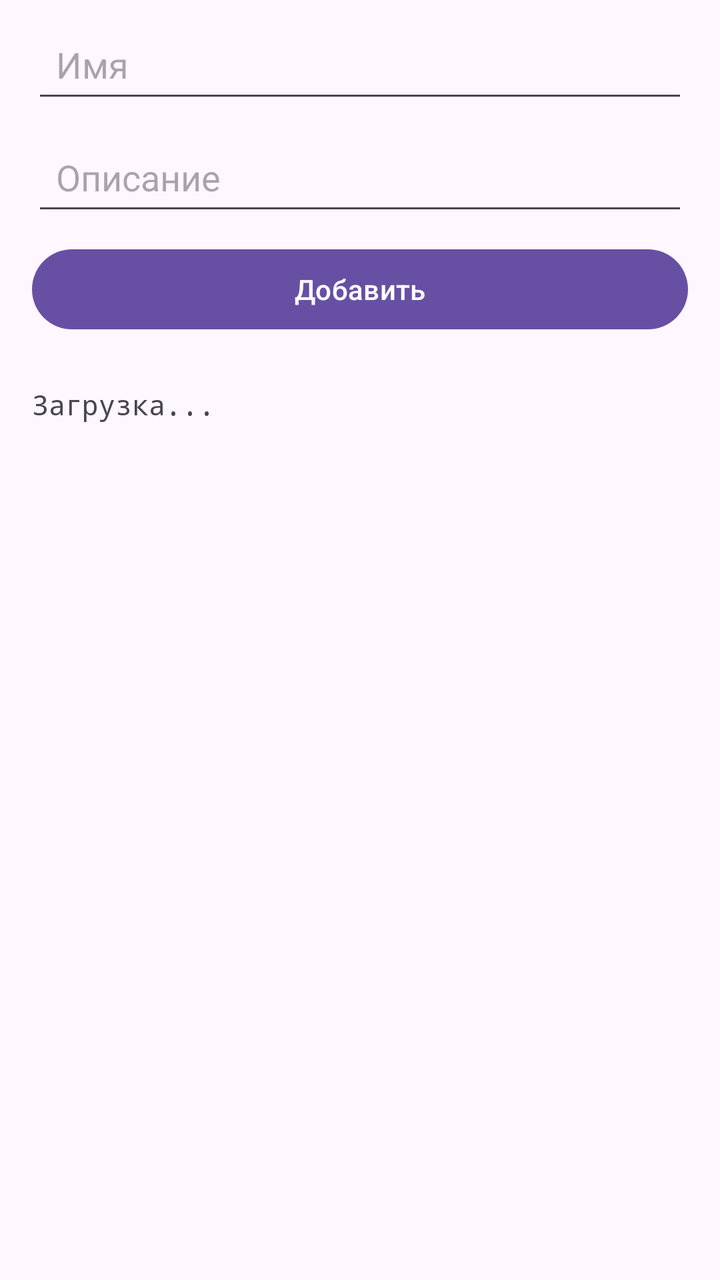
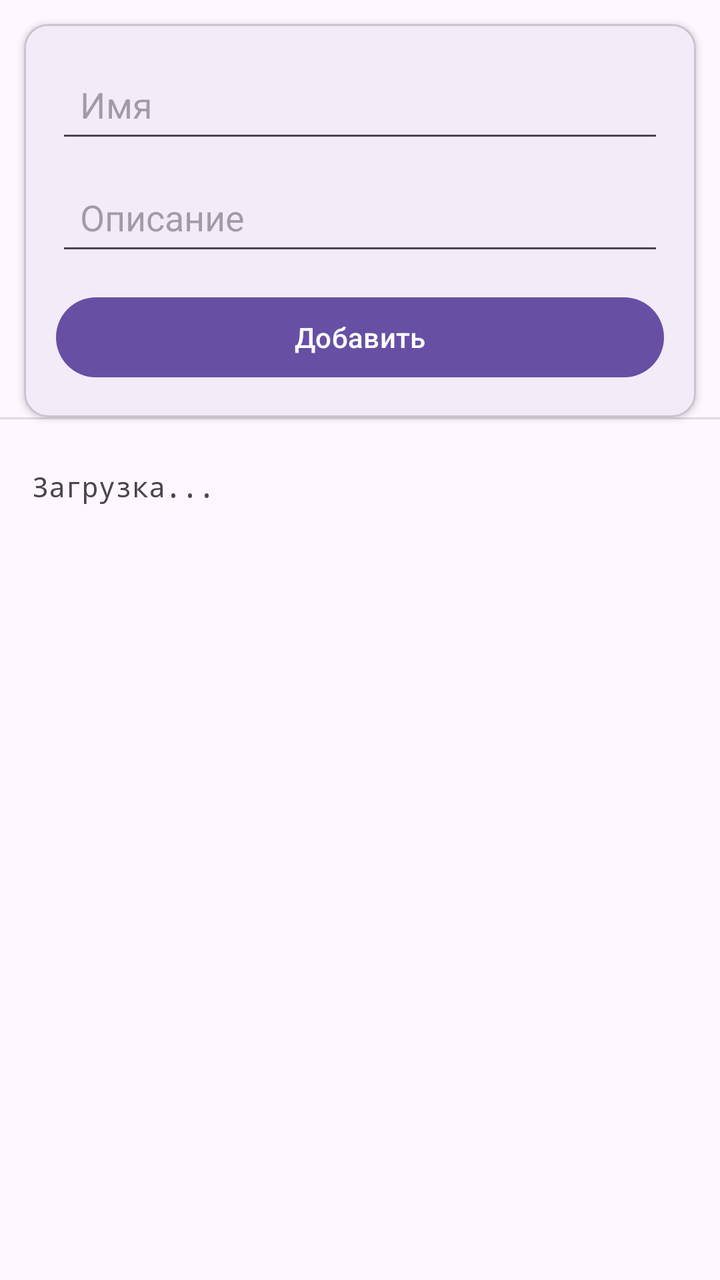

Screens rendered from an Android XML layout before and after an edit, with the pre-edit source and the edit as a unified diff.
<!-- AndroidManifest.xml: application theme Theme.Suol -->
<!-- res/layout/activity_main.xml -->
<?xml version="1.0" encoding="utf-8"?>
<androidx.constraintlayout.widget.ConstraintLayout xmlns:android="http://schemas.android.com/apk/res/android"
    xmlns:app="http://schemas.android.com/apk/res-auto"
    xmlns:tools="http://schemas.android.com/tools"
    android:id="@+id/main"
    android:layout_width="match_parent"
    android:layout_height="match_parent"
    tools:context=".MainActivity">

    <EditText
        android:id="@+id/name_input"
        android:layout_width="0dp"
        android:layout_height="wrap_content"
        android:layout_marginStart="16dp"
        android:layout_marginTop="8dp"
        android:layout_marginEnd="16dp"
        android:hint="@string/name_hint"
        android:inputType="text"
        android:maxLines="1"
        android:padding="12dp"
        app:layout_constraintEnd_toEndOf="parent"
        app:layout_constraintStart_toStartOf="parent"
        app:layout_constraintTop_toTopOf="parent" />

    <EditText
        android:id="@+id/desc_input"
        android:layout_width="0dp"
        android:layout_height="wrap_content"
        android:layout_marginStart="16dp"
        android:layout_marginTop="8dp"
        android:layout_marginEnd="16dp"
        android:hint="@string/desc_hint"
        android:inputType="textMultiLine"
        android:maxLines="3"
        android:padding="12dp"
        app:layout_constraintEnd_toEndOf="parent"
        app:layout_constraintStart_toStartOf="parent"
        app:layout_constraintTop_toBottomOf="@id/name_input" />

    <Button
        android:id="@+id/add_button"
        android:layout_width="0dp"
        android:layout_height="wrap_content"
        android:layout_marginStart="16dp"
        android:layout_marginTop="8dp"
        android:layout_marginEnd="16dp"
        android:text="@string/add_button"
        app:layout_constraintEnd_toEndOf="parent"
        app:layout_constraintStart_toStartOf="parent"
        app:layout_constraintTop_toBottomOf="@id/desc_input" />

    <ScrollView
        android:layout_width="0dp"
        android:layout_height="0dp"
        android:layout_marginTop="8dp"
        app:layout_constraintBottom_toBottomOf="parent"
        app:layout_constraintEnd_toEndOf="parent"
        app:layout_constraintStart_toStartOf="parent"
        app:layout_constraintTop_toBottomOf="@id/add_button">

        <TextView
            android:id="@+id/db_output"
            android:layout_width="match_parent"
            android:layout_height="wrap_content"
            android:fontFamily="monospace"
            android:padding="16dp"
            android:text="Загрузка..."
            android:textIsSelectable="true"
            android:textSize="14sp" />

    </ScrollView>

</androidx.constraintlayout.widget.ConstraintLayout>
<!-- resources referenced by this layout -->
<resources>
  <string name="add_button">Добавить</string>
  <string name="desc_hint">Описание</string>
  <string name="name_hint">Имя</string>
  <style name="Theme.Suol" parent="Base.Theme.Suol" />
  <style name="Base.Theme.Suol" parent="Theme.Material3.DayNight.NoActionBar">
          
          
      </style>
</resources>

<!-- the commit's change to res/layout/activity_main.xml (unified diff, before → after) -->
@@ -5,58 +5,74 @@
     android:id="@+id/main"
     android:layout_width="match_parent"
     android:layout_height="match_parent"
+    android:padding="0dp"
     tools:context=".MainActivity">
 
-    <EditText
-        android:id="@+id/name_input"
+    <com.google.android.material.card.MaterialCardView
+        android:id="@+id/form_card"
         android:layout_width="0dp"
         android:layout_height="wrap_content"
-        android:layout_marginStart="16dp"
-        android:layout_marginTop="8dp"
-        android:layout_marginEnd="16dp"
-        android:hint="@string/name_hint"
-        android:inputType="text"
-        android:maxLines="1"
-        android:padding="12dp"
+        android:layout_margin="12dp"
+        app:cardCornerRadius="12dp"
+        app:cardElevation="2dp"
         app:layout_constraintEnd_toEndOf="parent"
         app:layout_constraintStart_toStartOf="parent"
-        app:layout_constraintTop_toTopOf="parent" />
+        app:layout_constraintTop_toTopOf="parent">
 
-    <EditText
-        android:id="@+id/desc_input"
+        <LinearLayout
+            android:layout_width="match_parent"
+            android:layout_height="wrap_content"
+            android:orientation="vertical"
+            android:padding="16dp">
+
+            <EditText
+                android:id="@+id/name_input"
+                android:layout_width="match_parent"
+                android:layout_height="wrap_content"
+                android:hint="@string/name_hint"
+                android:inputType="text"
+                android:maxLines="1"
+                android:padding="12dp"
+                android:layout_marginBottom="8dp" />
+
+            <EditText
+                android:id="@+id/desc_input"
+                android:layout_width="match_parent"
+                android:layout_height="wrap_content"
+                android:hint="@string/desc_hint"
+                android:inputType="textMultiLine"
+                android:maxLines="3"
+                android:padding="12dp"
+                android:layout_marginBottom="12dp" />
+
+            <Button
+                android:id="@+id/add_button"
+                android:layout_width="match_parent"
+                android:layout_height="wrap_content"
+                android:text="@string/add_button" />
+
+        </LinearLayout>
+
+    </com.google.android.material.card.MaterialCardView>
+
+    <View
+        android:id="@+id/divider"
         android:layout_width="0dp"
-        android:layout_height="wrap_content"
-        android:layout_marginStart="16dp"
-        android:layout_marginTop="8dp"
-        android:layout_marginEnd="16dp"
-        android:hint="@string/desc_hint"
-        android:inputType="textMultiLine"
-        android:maxLines="3"
-        android:padding="12dp"
+        android:layout_height="1dp"
+        android:background="?android:attr/listDivider"
         app:layout_constraintEnd_toEndOf="parent"
         app:layout_constraintStart_toStartOf="parent"
-        app:layout_constraintTop_toBottomOf="@id/name_input" />
-
-    <Button
-        android:id="@+id/add_button"
-        android:layout_width="0dp"
-        android:layout_height="wrap_content"
-        android:layout_marginStart="16dp"
-        android:layout_marginTop="8dp"
-        android:layout_marginEnd="16dp"
-        android:text="@string/add_button"
-        app:layout_constraintEnd_toEndOf="parent"
-        app:layout_constraintStart_toStartOf="parent"
-        app:layout_constraintTop_toBottomOf="@id/desc_input" />
+        app:layout_constraintTop_toBottomOf="@id/form_card" />
 
     <ScrollView
+        android:id="@+id/scroll"
         android:layout_width="0dp"
         android:layout_height="0dp"
-        android:layout_marginTop="8dp"
+        android:paddingTop="8dp"
         app:layout_constraintBottom_toBottomOf="parent"
         app:layout_constraintEnd_toEndOf="parent"
         app:layout_constraintStart_toStartOf="parent"
-        app:layout_constraintTop_toBottomOf="@id/add_button">
+        app:layout_constraintTop_toBottomOf="@id/divider">
 
         <TextView
             android:id="@+id/db_output"
